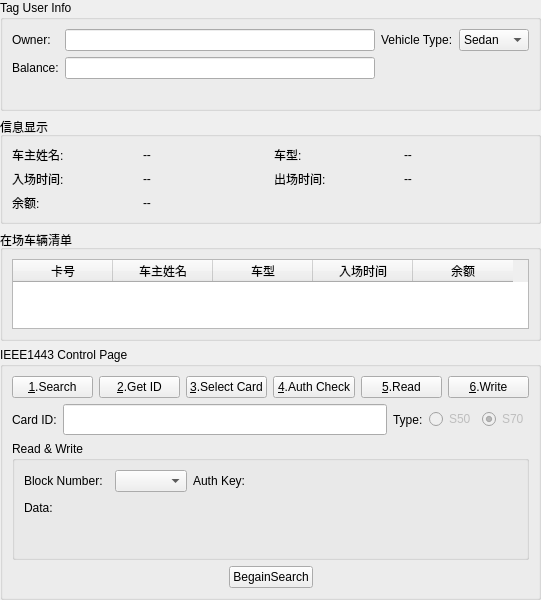
Qt form rfidWidget/IEEE14443ControlWidget.ui (ziawerquart/RFID_ParkingSystemV2) before a commit.
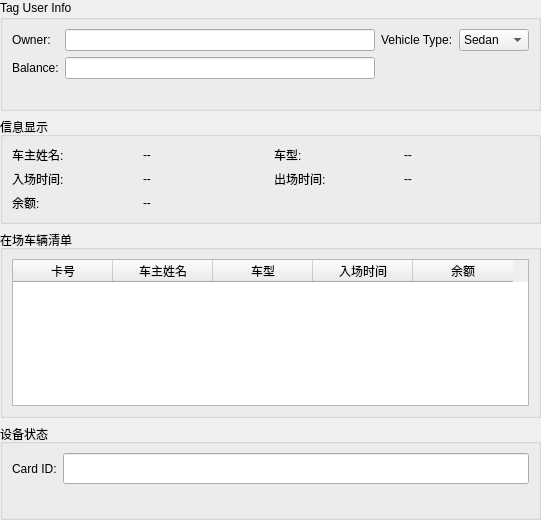
The same form after that commit. Custom widgets are drawn as their Qt base class.

Commit message: Remove non-parking controls and simplify layout

Patch:
```diff
--- a/rfidWidget/IEEE14443ControlWidget.ui
+++ b/rfidWidget/IEEE14443ControlWidget.ui
@@ -228,275 +228,52 @@
    <item>
     <widget class="QGroupBox" name="groupBox">
      <property name="title">
-      <string>IEEE1443 Control Page</string>
+      <string>设备状态</string>
      </property>
-     <layout class="QVBoxLayout" name="verticalLayout_6" stretch="0,0,0,0">
-      <item>
-       <layout class="QHBoxLayout" name="horizontalLayout">
-        <item>
-         <widget class="QPushButton" name="searchCardBtn">
-          <property name="text">
-           <string>&amp;1.Search</string>
-          </property>
-         </widget>
-        </item>
-        <item>
-         <widget class="QPushButton" name="getIdBtn">
-          <property name="text">
-           <string>&amp;2.Get ID</string>
-          </property>
-         </widget>
-        </item>
-        <item>
-         <widget class="QPushButton" name="selCardBtn">
-          <property name="text">
-           <string>&amp;3.Select Card</string>
-          </property>
-         </widget>
-        </item>
-        <item>
-         <widget class="QPushButton" name="authCheckBtn">
-          <property name="text">
-           <string>&amp;4.Auth Check</string>
-          </property>
-         </widget>
-        </item>
-        <item>
-         <widget class="QPushButton" name="readBtn">
-          <property name="text">
-           <string>&amp;5.Read</string>
-          </property>
-         </widget>
-        </item>
-        <item>
-         <widget class="QPushButton" name="writeBtn">
-          <property name="text">
-           <string>&amp;6.Write</string>
-          </property>
-         </widget>
-        </item>
-       </layout>
+     <layout class="QGridLayout" name="gridLayout_deviceStatus">
+      <item row="0" column="0">
+       <widget class="QLabel" name="label_cardId">
+        <property name="text">
+         <string>Card ID:</string>
+        </property>
+       </widget>
       </item>
-      <item>
-       <layout class="QHBoxLayout" name="horizontalLayout_6">
-        <item>
-         <widget class="QLabel" name="label_2">
-          <property name="text">
-           <string>Card ID:</string>
-          </property>
-         </widget>
-        </item>
-        <item>
-         <widget class="QLineEdit" name="selCardIdEdit">
-          <property name="font">
-           <font>
-            <family>黑体</family>
-            <pointsize>12</pointsize>
-           </font>
-          </property>
-          <property name="styleSheet">
-           <string notr="true">color: rgb(255, 0, 0);</string>
-          </property>
-          <property name="readOnly">
-           <bool>true</bool>
-          </property>
-         </widget>
-        </item>
-        <item>
-         <widget class="QLabel" name="label_3">
-          <property name="text">
-           <string>Type:</string>
-          </property>
-         </widget>
-        </item>
-        <item>
-         <widget class="QWidget" name="typeWidget" native="true">
-          <layout class="QHBoxLayout" name="horizontalLayout_4">
-           <property name="margin">
-            <number>0</number>
-           </property>
-           <item>
-            <widget class="QRadioButton" name="s50CardBtn">
-             <property name="enabled">
-              <bool>false</bool>
-             </property>
-             <property name="text">
-              <string>S50</string>
-             </property>
-             <property name="checked">
-              <bool>false</bool>
-             </property>
-            </widget>
-           </item>
-           <item>
-            <widget class="QRadioButton" name="s70CardBtn">
-             <property name="enabled">
-              <bool>false</bool>
-             </property>
-             <property name="text">
-              <string>S70</string>
-             </property>
-             <property name="checked">
-              <bool>true</bool>
-             </property>
-            </widget>
-           </item>
-          </layout>
-         </widget>
-        </item>
-       </layout>
-      </item>
-      <item>
-       <widget class="QGroupBox" name="groupBox_4">
-        <property name="title">
-         <string>Read &amp;&amp; Write</string>
+      <item row="0" column="1">
+       <widget class="QLineEdit" name="selCardIdEdit">
+        <property name="font">
+         <font>
+          <family>黑体</family>
+          <pointsize>12</pointsize>
+         </font>
         </property>
-        <layout class="QVBoxLayout" name="verticalLayout_5">
-         <item>
-          <layout class="QHBoxLayout" name="horizontalLayout_8" stretch="0,0,0,0,10">
-           <item>
-            <widget class="QLabel" name="label_6">
-             <property name="text">
-              <string>Block Number:</string>
-             </property>
-            </widget>
-           </item>
-           <item>
-            <widget class="QWidget" name="authTypeWidget" native="true">
-             <layout class="QHBoxLayout" name="horizontalLayout_5">
-              <property name="margin">
-               <number>0</number>
-              </property>
-             </layout>
-            </widget>
-           </item>
-           <item>
-            <widget class="QComboBox" name="blockNumberBox"/>
-           </item>
-           <item>
-            <widget class="QLabel" name="label_4">
-             <property name="text">
-              <string>Auth Key:</string>
-             </property>
-            </widget>
-           </item>
-           <item>
-            <widget class="QHexEdit" name="authKeyEdit" native="true">
-             <property name="maximumSize">
-              <size>
-               <width>16777215</width>
-               <height>24</height>
-              </size>
-             </property>
-            </widget>
-           </item>
-          </layout>
-         </item>
-         <item>
-          <layout class="QHBoxLayout" name="horizontalLayout_7" stretch="0,0">
-           <item>
-            <widget class="QLabel" name="label_7">
-             <property name="text">
-              <string>Data:</string>
-             </property>
-            </widget>
-           </item>
-           <item>
-            <spacer name="horizontalSpacer_2">
-             <property name="orientation">
-              <enum>Qt::Horizontal</enum>
-             </property>
-             <property name="sizeHint" stdset="0">
-              <size>
-               <width>40</width>
-               <height>20</height>
-              </size>
-             </property>
-            </spacer>
-           </item>
-          </layout>
-         </item>
-         <item>
-          <widget class="QHexEdit" name="dataEdit" native="true">
-           <property name="maximumSize">
-            <size>
-             <width>16777215</width>
-             <height>24</height>
-            </size>
-           </property>
-          </widget>
-         </item>
-         <item>
-          <widget class="QLabel" name="resultLabel">
-           <property name="font">
-            <font>
-             <pointsize>12</pointsize>
-            </font>
-           </property>
-           <property name="styleSheet">
-            <string notr="true">color: rgb(255, 0, 0);</string>
-           </property>
-           <property name="text">
-            <string/>
-           </property>
-          </widget>
-         </item>
-         <item>
-          <layout class="QHBoxLayout" name="horizontalLayout_3"/>
-         </item>
-        </layout>
+        <property name="styleSheet">
+         <string notr="true">color: rgb(255, 0, 0);</string>
+        </property>
+        <property name="readOnly">
+         <bool>true</bool>
+        </property>
        </widget>
       </item>
-      <item>
-       <layout class="QHBoxLayout" name="horizontalLayout_2">
-        <item>
-         <spacer name="horizontalSpacer">
-          <property name="orientation">
-           <enum>Qt::Horizontal</enum>
-          </property>
-          <property name="sizeHint" stdset="0">
-           <size>
-            <width>40</width>
-            <height>20</height>
-           </size>
-          </property>
-         </spacer>
-        </item>
-        <item>
-         <widget class="QPushButton" name="pushButton">
-          <property name="text">
-           <string>BegainSearch</string>
-          </property>
-         </widget>
-        </item>
-        <item>
-         <spacer name="horizontalSpacer_3">
-          <property name="orientation">
-           <enum>Qt::Horizontal</enum>
-          </property>
-          <property name="sizeHint" stdset="0">
-           <size>
-            <width>40</width>
-            <height>20</height>
-           </size>
-          </property>
-         </spacer>
-        </item>
-       </layout>
+      <item row="1" column="0" colspan="2">
+       <widget class="QLabel" name="resultLabel">
+        <property name="font">
+         <font>
+          <pointsize>12</pointsize>
+         </font>
+        </property>
+        <property name="styleSheet">
+         <string notr="true">color: rgb(255, 0, 0);</string>
+        </property>
+        <property name="text">
+         <string/>
+        </property>
+       </widget>
       </item>
      </layout>
     </widget>
    </item>
   </layout>
  </widget>
- <customwidgets>
-  <customwidget>
-   <class>QHexEdit</class>
-   <extends>QWidget</extends>
-   <header>rfidWidget/qhexedit.h</header>
-   <container>1</container>
-  </customwidget>
- </customwidgets>
  <resources/>
  <connections/>
 </ui>
```
Left out of the diff: 2 changed lines with no effect on the pictures. The commit also changes 5 other files.
